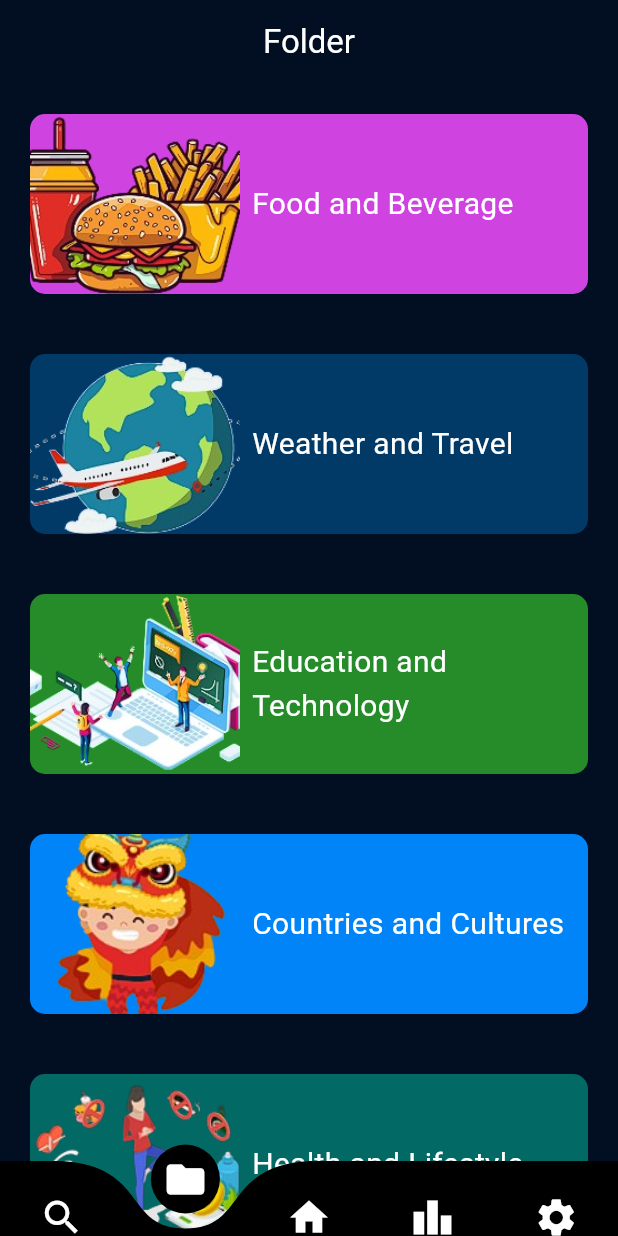
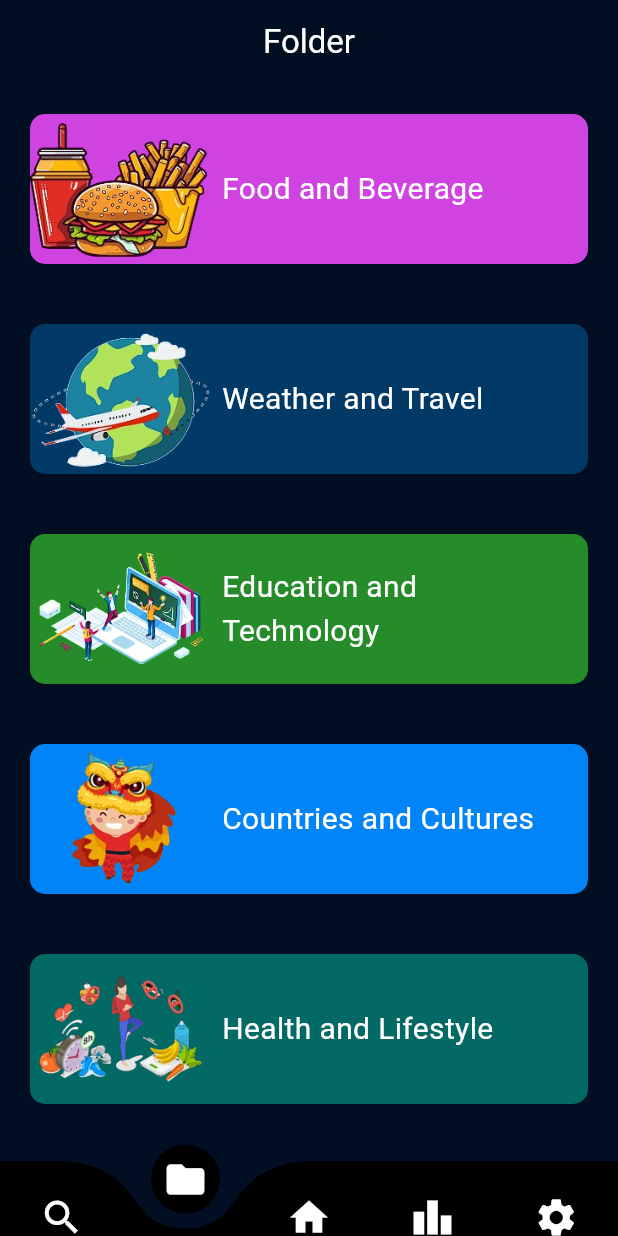
Before and after one commit to 0398454090/App_English_flutter, a Flutter app: the screen it shows after launch, item 2 of the bottom bar chosen, on a phone screen of 412 x 824 dp. Run offline on Flutter 3.47's test engine with Material 3 defaults, Android fonts, the phone set to English and light mode, and no system bars; drawn by our look-alikes of curved_navigation_bar; our stand-ins replace icons_plus, ionicons, lottie; Roboto replaces fonts that are missing (SanFrancisco).

Commit message:
UI new  folder

```diff
--- a/lib/screens/main_page/folder_screen.dart
+++ b/lib/screens/main_page/folder_screen.dart
@@ -62,9 +62,9 @@ class FolderScreen extends StatelessWidget {
       child: Row(
         children: [
           SizedBox(
-            width: 140,
-            height: 120,
-            child: Image.asset(image, fit: BoxFit.cover),
+            width: 120,
+            height: 100,
+            child: Image.asset(image, fit: BoxFit.contain),
           ),
           Expanded(
             child: Padding(
```
